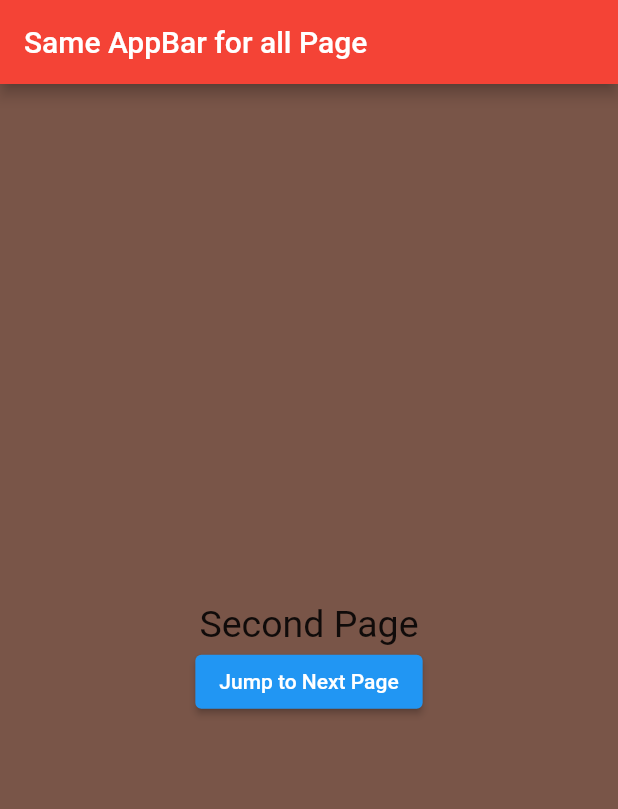
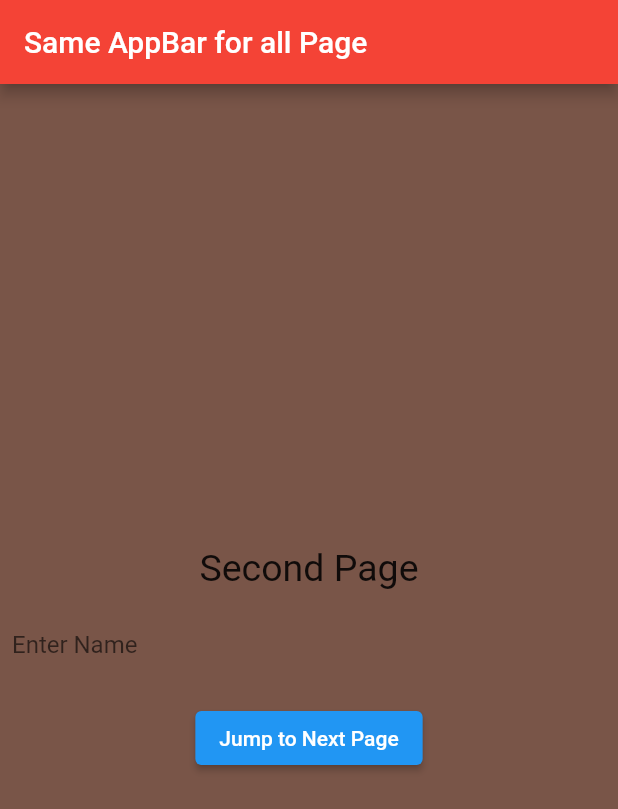
Before and after one commit to imbryan1999/ViewPage_App, a Flutter app: the screen it shows after launch, after a tap on "Jump to Next Page", on a phone screen of 412 x 824 dp. Shown: the top 809 px of the screen. Run offline on Flutter 3.47's test engine with Material 2 defaults, Android fonts, the phone set to English and light mode, and no system bars.

Commit message:
Adding keeplive for remember the previous condition of page.

```diff
--- a/lib/main.dart
+++ b/lib/main.dart
@@ -15,7 +15,7 @@ class MyApp extends StatelessWidget {
         controller: pageController,
         physics: NeverScrollableScrollPhysics(),
         children: <Widget>[
-          FirstPage(pageController: pageController,),
+          FirstPage(pageController: pageController),
           SecondPage(pageController: pageController),
           ThirdPage(pageController: pageController),
           FourPage(pageController: pageController),
@@ -25,12 +25,22 @@ class MyApp extends StatelessWidget {
   }
 }
 
-class FirstPage extends StatelessWidget {
+class FirstPage extends StatefulWidget {
   final PageController pageController;
+
   const FirstPage({Key? key, required this.pageController}) : super(key: key);
 
   @override
+  _FirstPageState createState() => _FirstPageState();
+}
+
+class _FirstPageState extends State<FirstPage>
+    with AutomaticKeepAliveClientMixin<FirstPage> {
+  get pageController => pageController;
+
+  @override
   Widget build(BuildContext context) {
+    super.build(context);
     return Scaffold(
       backgroundColor: Colors.lightGreen,
       body: Container(
@@ -38,9 +48,23 @@ class FirstPage extends StatelessWidget {
           child: Column(
             mainAxisAlignment: MainAxisAlignment.center,
             children: <Widget>[
-              Text('First Page',style: TextStyle(fontSize: 25),),
+              Text(
+                'First Page',
+                style: TextStyle(fontSize: 25),
+              ),
+              Padding(
+                padding: const EdgeInsets.all(8.0),
+                child: TextField(
+                  decoration: InputDecoration(
+                      border: InputBorder.none,
+                      labelText: 'Enter Name',
+                      hintText: 'Enter Your Name'),
+                ),
+              ),
               ElevatedButton(
-                  onPressed: ()=> pageController.nextPage(duration: Duration(milliseconds: 250), curve: Curves.ease),
+                  onPressed: () => widget.pageController.nextPage(
+                      duration: Duration(milliseconds: 400),
+                      curve: Curves.ease),
                   child: Text('Jump to Next Page'))
             ],
           ),
@@ -48,14 +72,28 @@ class FirstPage extends StatelessWidget {
       ),
     );
   }
+
+  @override
+  // TODO: implement wantKeepAlive
+  bool get wantKeepAlive => true;
 }
 
-class SecondPage extends StatelessWidget {
+class SecondPage extends StatefulWidget {
   final PageController pageController;
+
   const SecondPage({Key? key, required this.pageController}) : super(key: key);
 
   @override
+  _SecondPageState createState() => _SecondPageState();
+}
+
+class _SecondPageState extends State<SecondPage>
+    with AutomaticKeepAliveClientMixin<SecondPage> {
+  get pageController => pageController;
+
+  @override
   Widget build(BuildContext context) {
+    super.build(context);
     return Scaffold(
       backgroundColor: Colors.brown,
       body: Container(
@@ -63,9 +101,20 @@ class SecondPage extends StatelessWidget {
           child: Column(
             mainAxisAlignment: MainAxisAlignment.center,
             children: <Widget>[
-              Text('Second Page',style: TextStyle(fontSize: 25),),
+              Text('Second Page', style: TextStyle(fontSize: 25)),
+              Padding(
+                padding: const EdgeInsets.all(8.0),
+                child: TextField(
+                  decoration: InputDecoration(
+                      border: InputBorder.none,
+                      labelText: 'Enter Name',
+                      hintText: 'Enter Your Name'),
+                ),
+              ),
               ElevatedButton(
-                  onPressed: ()=> pageController.nextPage(duration: Duration(milliseconds: 250), curve: Curves.ease),
+                  onPressed: () => widget.pageController.nextPage(
+                      duration: Duration(milliseconds: 400),
+                      curve: Curves.ease),
                   child: Text('Jump to Next Page'))
             ],
           ),
@@ -73,14 +122,28 @@ class SecondPage extends StatelessWidget {
       ),
     );
   }
+
+  @override
+  // TODO: implement wantKeepAlive
+  bool get wantKeepAlive => true;
 }
 
-class ThirdPage extends StatelessWidget {
+class ThirdPage extends StatefulWidget {
   final PageController pageController;
+
   const ThirdPage({Key? key, required this.pageController}) : super(key: key);
 
   @override
+  _ThirdPageState createState() => _ThirdPageState();
+}
+
+class _ThirdPageState extends State<ThirdPage>
+    with AutomaticKeepAliveClientMixin<ThirdPage> {
+  get pageController => pageController;
+
+  @override
   Widget build(BuildContext context) {
+    super.build(context);
     return Scaffold(
       backgroundColor: Colors.teal,
       body: Container(
@@ -88,9 +151,23 @@ class ThirdPage extends StatelessWidget {
           child: Column(
             mainAxisAlignment: MainAxisAlignment.center,
             children: <Widget>[
-              Text('Third Page',style: TextStyle(fontSize: 25),),
+              Text(
+                'Third Page',
+                style: TextStyle(fontSize: 25),
+              ),
+              Padding(
+                padding: const EdgeInsets.all(8.0),
+                child: TextField(
+                  decoration: InputDecoration(
+                      border: InputBorder.none,
+                      labelText: 'Enter Name',
+                      hintText: 'Enter Your Name'),
+                ),
+              ),
               ElevatedButton(
-                  onPressed: ()=> pageController.nextPage(duration: Duration(milliseconds: 250), curve: Curves.ease),
+                  onPressed: () => widget.pageController.nextPage(
+                      duration: Duration(milliseconds: 400),
+                      curve: Curves.ease),
                   child: Text('Jump to Next Page'))
             ],
           ),
@@ -98,14 +175,28 @@ class ThirdPage extends StatelessWidget {
       ),
     );
   }
+
+  @override
+  // TODO: implement wantKeepAlive
+  bool get wantKeepAlive => true;
 }
 
-class FourPage extends StatelessWidget {
+class FourPage extends StatefulWidget {
   final PageController pageController;
+
   const FourPage({Key? key, required this.pageController}) : super(key: key);
 
   @override
+  _FourPageState createState() => _FourPageState();
+}
+
+class _FourPageState extends State<FourPage>
+    with AutomaticKeepAliveClientMixin<FourPage> {
+  get pageController => pageController;
+
+  @override
   Widget build(BuildContext context) {
+    super.build(context);
     return Scaffold(
       backgroundColor: Colors.grey,
       body: Container(
@@ -113,10 +204,21 @@ class FourPage extends StatelessWidget {
           child: Column(
             mainAxisAlignment: MainAxisAlignment.center,
             children: <Widget>[
-              Text('Fourth Page',style: TextStyle(fontSize: 25),),
+              Text(
+                'Fourth Page',
+                style: TextStyle(fontSize: 25),
+              ),
+              Padding(
+                padding: const EdgeInsets.all(8.0),
+                child: TextField(
+                  decoration: InputDecoration(
+                      border: InputBorder.none,
+                      labelText: 'Enter Name',
+                      hintText: 'Enter Your Name'),
+                ),
+              ),
               ElevatedButton(
-                // onPressed: ()=> pageController.nextPage(duration: Duration(milliseconds: 250), curve: Curves.ease),
-                  onPressed: () => pageController.jumpToPage(0),
+                  onPressed: () => widget.pageController.jumpToPage(0),
                   child: Text('Back to Main Page (Finish)'))
             ],
           ),
@@ -124,4 +226,8 @@ class FourPage extends StatelessWidget {
       ),
     );
   }
+
+  @override
+  // TODO: implement wantKeepAlive
+  bool get wantKeepAlive => true;
 }
```
